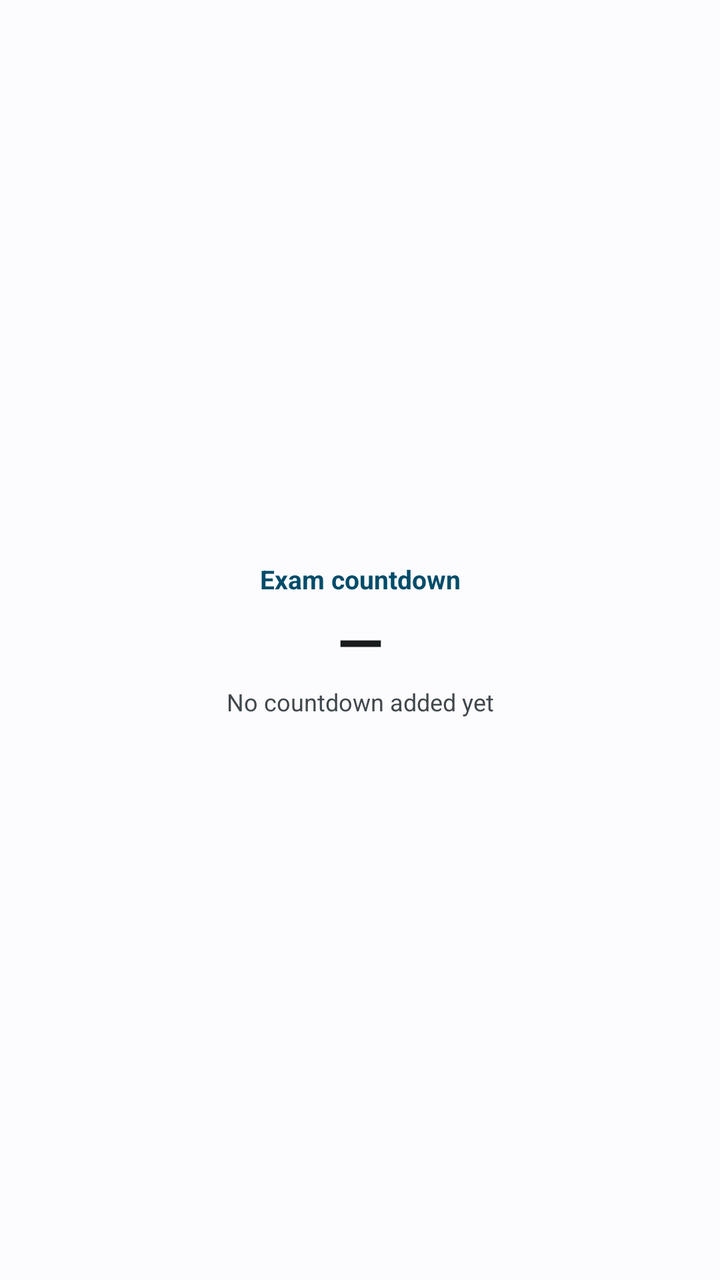
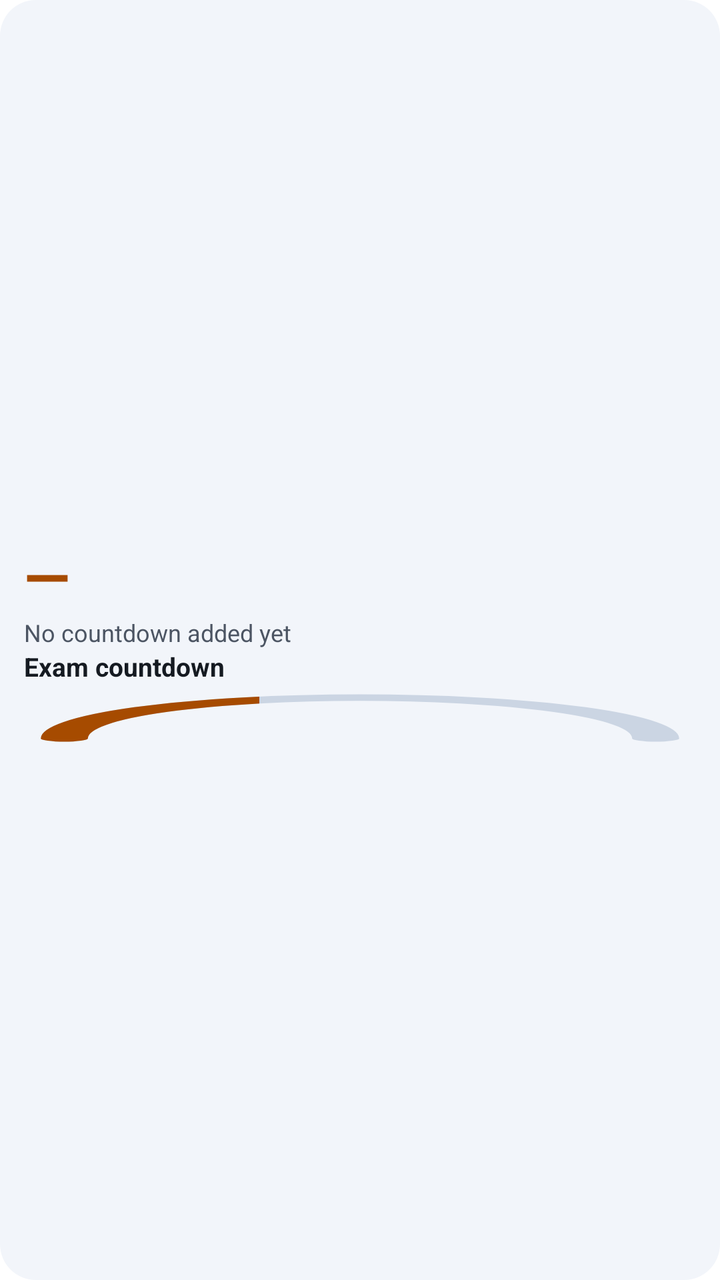

Two renders of the same Android screen: before a commit and after it. Below are the layout's source before the change and the commit's diff.
<!-- AndroidManifest.xml: fallback theme Theme.MaterialComponents.DayNight.NoActionBar -->
<!-- res/layout/odak_countdown_widget.xml -->
<?xml version="1.0" encoding="utf-8"?>
<LinearLayout xmlns:android="http://schemas.android.com/apk/res/android"
    android:id="@+id/countdown_widget_root"
    android:layout_width="match_parent"
    android:layout_height="match_parent"
    android:background="@color/widget_stats_surface"
    android:contentDescription="@string/cd_countdown_widget"
    android:gravity="center"
    android:orientation="vertical"
    android:padding="12dp">

    <TextView
        android:id="@+id/countdown_widget_name"
        android:layout_width="match_parent"
        android:layout_height="wrap_content"
        android:ellipsize="end"
        android:gravity="center"
        android:maxLines="1"
        android:text="@string/widget_countdown_title"
        android:textColor="@color/widget_heading"
        android:textSize="13sp"
        android:textStyle="bold" />

    <TextView
        android:id="@+id/countdown_widget_days"
        android:layout_width="match_parent"
        android:layout_height="wrap_content"
        android:layout_marginTop="2dp"
        android:ellipsize="end"
        android:gravity="center"
        android:maxLines="1"
        android:text="@string/widget_em_dash"
        android:textColor="@color/widget_primary_text"
        android:textSize="30sp"
        android:textStyle="bold" />

    <TextView
        android:id="@+id/countdown_widget_label"
        android:layout_width="match_parent"
        android:layout_height="wrap_content"
        android:layout_marginTop="2dp"
        android:ellipsize="end"
        android:gravity="center"
        android:maxLines="1"
        android:text="@string/widget_countdown_empty"
        android:textColor="@color/widget_secondary_text"
        android:textSize="12sp" />
</LinearLayout>
<!-- resources referenced by this layout -->
<resources>
  <color name="widget_heading">#34301E</color>
  <color name="widget_primary_text">#1A1C1E</color>
  <color name="widget_secondary_text">#45474B</color>
  <color name="widget_stats_surface">#EAF2FF</color>
  <string name="cd_countdown_widget">Exam countdown widget</string>
  <string name="widget_countdown_empty">No countdown added yet</string>
  <string name="widget_countdown_title">Exam countdown</string>
  <string name="widget_em_dash">—</string>
</resources>

<!-- the commit's change to res/layout/odak_countdown_widget.xml (unified diff, before → after) -->
@@ -3,46 +3,154 @@
     android:id="@+id/countdown_widget_root"
     android:layout_width="match_parent"
     android:layout_height="match_parent"
-    android:background="@color/widget_stats_surface"
+    android:background="@drawable/widget_card_bg"
     android:contentDescription="@string/cd_countdown_widget"
-    android:gravity="center"
+    android:gravity="center_vertical"
     android:orientation="vertical"
-    android:padding="12dp">
+    android:padding="@dimen/widget_design_padding">
 
-    <TextView
-        android:id="@+id/countdown_widget_name"
+    <LinearLayout
+        android:id="@+id/countdown_widget_hero"
         android:layout_width="match_parent"
         android:layout_height="wrap_content"
-        android:ellipsize="end"
-        android:gravity="center"
-        android:maxLines="1"
-        android:text="@string/widget_countdown_title"
-        android:textColor="@color/widget_heading"
-        android:textSize="13sp"
-        android:textStyle="bold" />
+        android:orientation="vertical">
 
-    <TextView
-        android:id="@+id/countdown_widget_days"
+        <TextView
+            android:id="@+id/countdown_widget_days"
+            android:layout_width="match_parent"
+            android:layout_height="wrap_content"
+            android:ellipsize="end"
+            android:maxLines="1"
+            android:text="@string/widget_em_dash"
+            android:textColor="@color/widget_design_accent"
+            android:textSize="30sp"
+            android:textStyle="bold" />
+
+        <TextView
+            android:id="@+id/countdown_widget_label"
+            android:layout_width="match_parent"
+            android:layout_height="wrap_content"
+            android:ellipsize="end"
+            android:maxLines="1"
+            android:text="@string/widget_countdown_empty"
+            android:textColor="@color/widget_design_ink_muted"
+            android:textSize="12sp" />
+
+        <TextView
+            android:id="@+id/countdown_widget_name"
+            android:layout_width="match_parent"
+            android:layout_height="wrap_content"
+            android:ellipsize="end"
+            android:maxLines="1"
+            android:text="@string/widget_countdown_title"
+            android:textColor="@color/widget_design_ink"
+            android:textSize="13sp"
+            android:textStyle="bold" />
+    </LinearLayout>
+
+    <ProgressBar
+        android:id="@+id/countdown_widget_arc"
+        style="?android:attr/progressBarStyleHorizontal"
+        android:layout_width="match_parent"
+        android:layout_height="@dimen/widget_design_arc_height"
+        android:layout_marginTop="@dimen/widget_design_row_gap"
+        android:indeterminate="false"
+        android:max="100"
+        android:maxHeight="200dp"
+        android:minHeight="12dp"
+        android:progress="35"
+        android:progressDrawable="@drawable/widget_progress_arc" />
+
+    <LinearLayout
+        android:id="@+id/countdown_widget_row_1"
         android:layout_width="match_parent"
         android:layout_height="wrap_content"
-        android:layout_marginTop="2dp"
-        android:ellipsize="end"
-        android:gravity="center"
-        android:maxLines="1"
-        android:text="@string/widget_em_dash"
-        android:textColor="@color/widget_primary_text"
-        android:textSize="30sp"
-        android:textStyle="bold" />
+        android:layout_marginTop="@dimen/widget_design_row_gap"
+        android:baselineAligned="true"
+        android:orientation="horizontal"
+        android:visibility="gone">
 
-    <TextView
-        android:id="@+id/countdown_widget_label"
+        <TextView
+            android:id="@+id/countdown_widget_row_name_1"
+            android:layout_width="0dp"
+            android:layout_height="wrap_content"
+            android:layout_weight="1"
+            android:ellipsize="end"
+            android:maxLines="1"
+            android:textColor="@color/widget_design_ink"
+            android:textSize="12sp" />
+
+        <TextView
+            android:id="@+id/countdown_widget_row_days_1"
+            android:layout_width="wrap_content"
+            android:layout_height="wrap_content"
+            android:layout_marginStart="6dp"
+            android:ellipsize="end"
+            android:maxLines="1"
+            android:textColor="@color/widget_design_accent"
+            android:textSize="12sp"
+            android:textStyle="bold" />
+    </LinearLayout>
+
+    <LinearLayout
+        android:id="@+id/countdown_widget_row_2"
         android:layout_width="match_parent"
         android:layout_height="wrap_content"
-        android:layout_marginTop="2dp"
-        android:ellipsize="end"
-        android:gravity="center"
-        android:maxLines="1"
-        android:text="@string/widget_countdown_empty"
-        android:textColor="@color/widget_secondary_text"
-        android:textSize="12sp" />
+        android:layout_marginTop="@dimen/widget_design_row_gap"
+        android:baselineAligned="true"
+        android:orientation="horizontal"
+        android:visibility="gone">
+
+        <TextView
+            android:id="@+id/countdown_widget_row_name_2"
+            android:layout_width="0dp"
+            android:layout_height="wrap_content"
+            android:layout_weight="1"
+            android:ellipsize="end"
+            android:maxLines="1"
+            android:textColor="@color/widget_design_ink"
+            android:textSize="12sp" />
+
+        <TextView
+            android:id="@+id/countdown_widget_row_days_2"
+            android:layout_width="wrap_content"
+            android:layout_height="wrap_content"
+            android:layout_marginStart="6dp"
+            android:ellipsize="end"
+            android:maxLines="1"
+            android:textColor="@color/widget_design_accent"
+            android:textSize="12sp"
+            android:textStyle="bold" />
+    </LinearLayout>
+
+    <LinearLayout
+        android:id="@+id/countdown_widget_row_3"
+        android:layout_width="match_parent"
+        android:layout_height="wrap_content"
+        android:layout_marginTop="@dimen/widget_design_row_gap"
+        android:baselineAligned="true"
+        android:orientation="horizontal"
+        android:visibility="gone">
+
+        <TextView
+            android:id="@+id/countdown_widget_row_name_3"
+            android:layout_width="0dp"
+            android:layout_height="wrap_content"
+            android:layout_weight="1"
+            android:ellipsize="end"
+            android:maxLines="1"
+            android:textColor="@color/widget_design_ink"
+            android:textSize="12sp" />
+
+        <TextView
+            android:id="@+id/countdown_widget_row_days_3"
+            android:layout_width="wrap_content"
+            android:layout_height="wrap_content"
+            android:layout_marginStart="6dp"
+            android:ellipsize="end"
+            android:maxLines="1"
+            android:textColor="@color/widget_design_accent"
+            android:textSize="12sp"
+            android:textStyle="bold" />
+    </LinearLayout>
 </LinearLayout>
<!-- resource entries referenced after the edit -->
@@ -1,12 +1,65 @@
 <!-- resources referenced by this layout -->
 <resources>
-  <color name="widget_heading">#34301E</color>
-  <color name="widget_primary_text">#1A1C1E</color>
-  <color name="widget_secondary_text">#45474B</color>
-  <color name="widget_stats_surface">#EAF2FF</color>
+  <color name="widget_design_accent">#A64B00</color>
+  <color name="widget_design_ink">#151A21</color>
+  <color name="widget_design_ink_muted">#4C5563</color>
+  <dimen name="widget_design_arc_height">26dp</dimen>
+  <dimen name="widget_design_padding">12dp</dimen>
+  <dimen name="widget_design_row_gap">4dp</dimen>
+  <!-- drawable widget_card_bg (drawable) -->
+  <?xml version="1.0" encoding="utf-8"?>
+  <shape xmlns:android="http://schemas.android.com/apk/res/android"
+      android:shape="rectangle">
+      <solid android:color="@color/widget_design_surface" />
+      <corners android:radius="@dimen/widget_design_corner" />
+  </shape>
+  <!-- drawable widget_progress_arc (drawable) -->
+  <?xml version="1.0" encoding="utf-8"?>
+  <layer-list xmlns:android="http://schemas.android.com/apk/res/android">
+      <item
+          android:id="@android:id/background"
+          android:drawable="@drawable/widget_arc_track_shape" />
+      <item android:id="@android:id/progress">
+          <clip
+              android:clipOrientation="horizontal"
+              android:drawable="@drawable/widget_arc_fill_shape"
+              android:gravity="left" />
+      </item>
+  </layer-list>
   <string name="cd_countdown_widget">Exam countdown widget</string>
   <string name="widget_countdown_empty">No countdown added yet</string>
   <string name="widget_countdown_title">Exam countdown</string>
   <string name="widget_em_dash">—</string>
+  <color name="widget_design_surface">#F2F5FA</color>
+  <dimen name="widget_design_corner">18dp</dimen>
+  <!-- drawable widget_arc_track_shape (drawable) -->
+  <?xml version="1.0" encoding="utf-8"?>
+  <vector xmlns:android="http://schemas.android.com/apk/res/android"
+      android:width="100dp"
+      android:height="56dp"
+      android:viewportWidth="100"
+      android:viewportHeight="56">
+      <path
+          android:fillColor="@android:color/transparent"
+          android:pathData="M6,50 A44,44 0 0 1 94,50"
+          android:strokeColor="@color/widget_design_track"
+          android:strokeLineCap="round"
+          android:strokeWidth="7" />
+  </vector>
+  <!-- drawable widget_arc_fill_shape (drawable) -->
+  <?xml version="1.0" encoding="utf-8"?>
+  <vector xmlns:android="http://schemas.android.com/apk/res/android"
+      android:width="100dp"
+      android:height="56dp"
+      android:viewportWidth="100"
+      android:viewportHeight="56">
+      <path
+          android:fillColor="@android:color/transparent"
+          android:pathData="M6,50 A44,44 0 0 1 94,50"
+          android:strokeColor="@color/widget_design_accent"
+          android:strokeLineCap="round"
+          android:strokeWidth="7" />
+  </vector>
+  <color name="widget_design_track">#CBD5E3</color>
 </resources>
 
